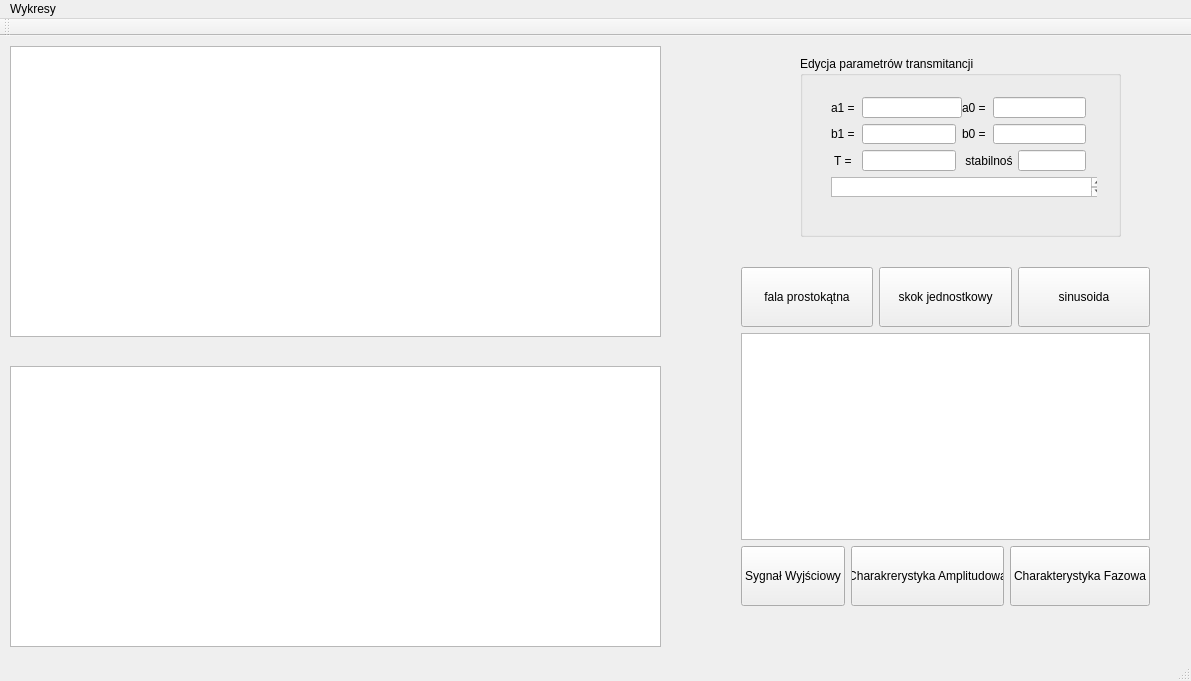
Above: MMM_PL_JO/mainwindow.ui from julia-okuniewska/MMM_PL_JO before the change. Below: the same form after it.
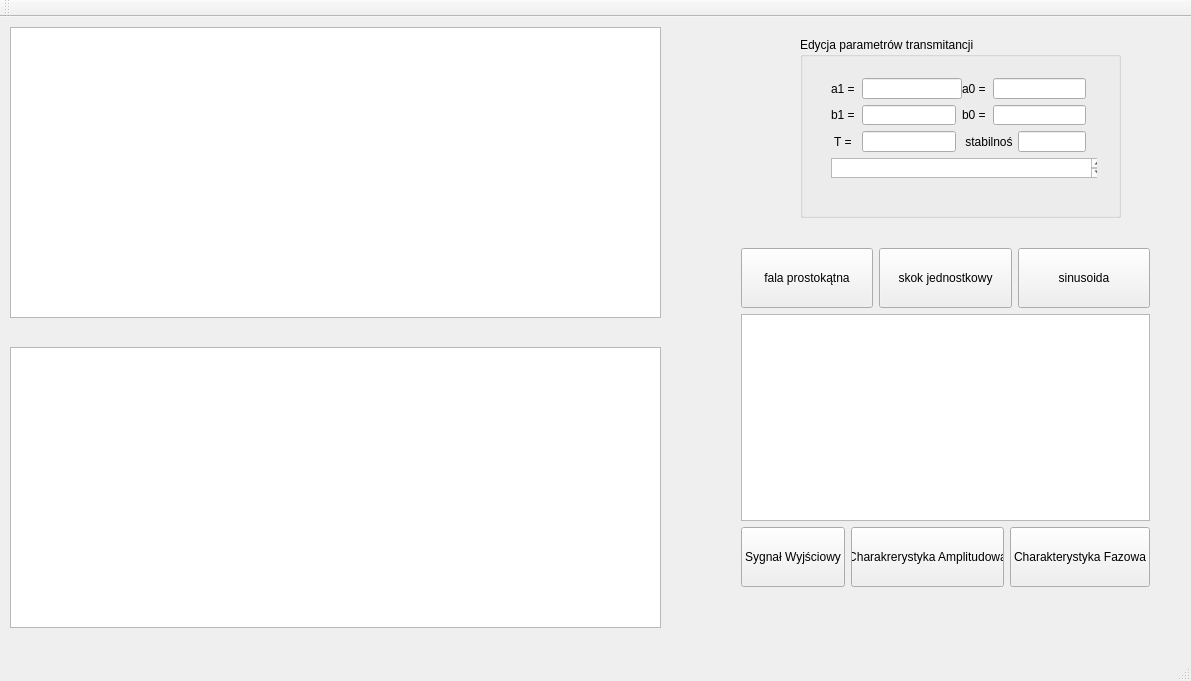
That is the form after the change. Custom widgets are drawn as their Qt base class.

Diff of the .ui file:
```diff
--- a/MMM_PL_JO/mainwindow.ui
+++ b/MMM_PL_JO/mainwindow.ui
@@ -357,16 +357,6 @@
      <height>20</height>
     </rect>
    </property>
-   <widget class="QMenu" name="menuWykresy">
-    <property name="title">
-     <string>Wykresy</string>
-    </property>
-    <addaction name="actionWej_cie_u_t"/>
-    <addaction name="actionChar_Amplitudowa"/>
-    <addaction name="actionChar_Fazowa"/>
-    <addaction name="actionWyj_cie_y_t"/>
-   </widget>
-   <addaction name="menuWykresy"/>
   </widget>
   <widget class="QToolBar" name="mainToolBar">
    <attribute name="toolBarArea">
```
Left out of the diff: 20 changed lines with no effect on the pictures.
